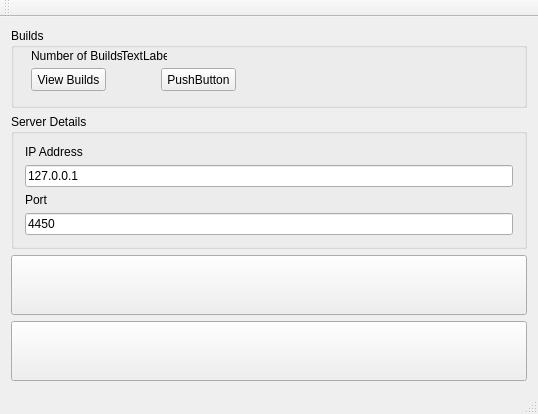
First picture: the form in AppManClient/mainwindow.ui, repository hhvvkk/COS301DistrobutedApplicationManger, before the edit.
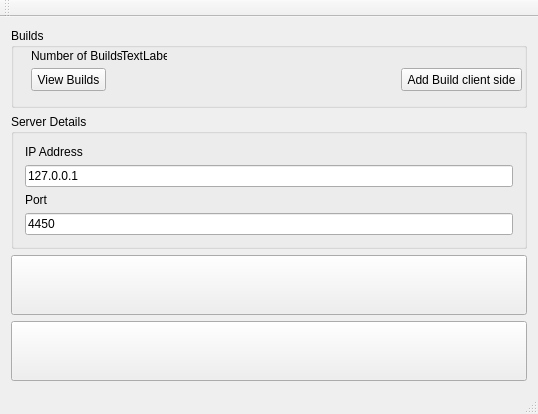
Second picture: the form after the edit. Icons and pictures are not drawn.

Commit message: Added socketed builds to xml

Diff of the .ui file:
```diff
--- a/AppManClient/mainwindow.ui
+++ b/AppManClient/mainwindow.ui
@@ -66,14 +66,14 @@
       <widget class="QPushButton" name="pushButton">
        <property name="geometry">
         <rect>
-         <x>150</x>
+         <x>390</x>
          <y>40</y>
-         <width>75</width>
+         <width>121</width>
          <height>23</height>
         </rect>
        </property>
        <property name="text">
-        <string>PushButton</string>
+        <string>Add Build client side</string>
        </property>
       </widget>
      </widget>
```
The commit also changes 7 other files.
